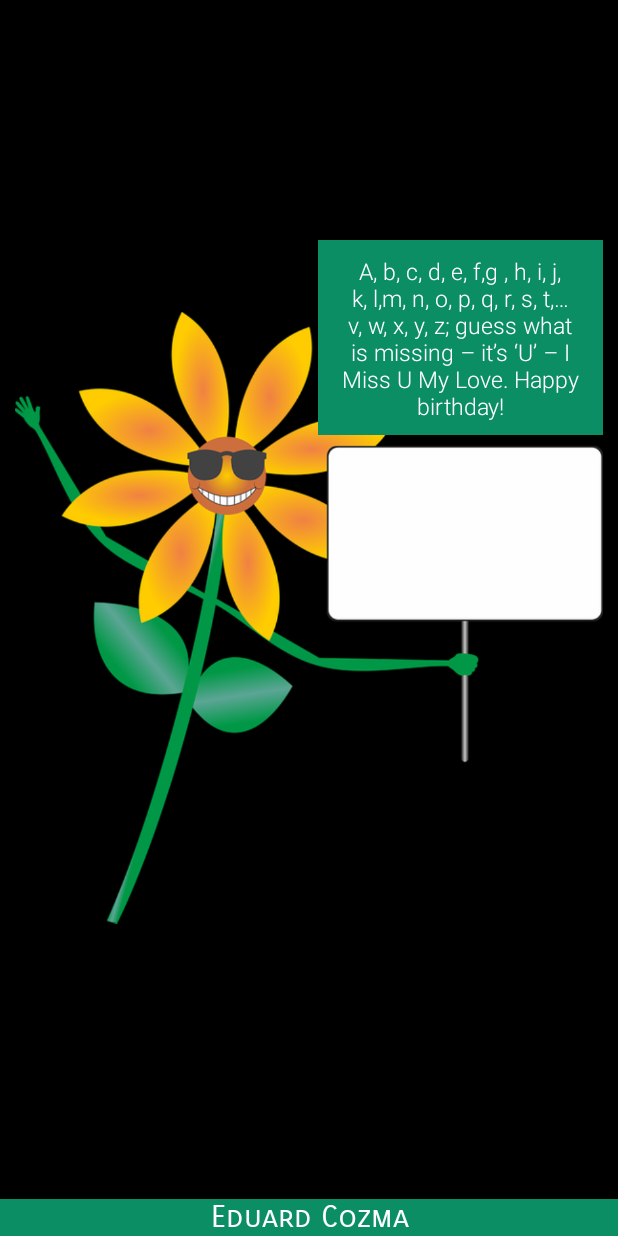
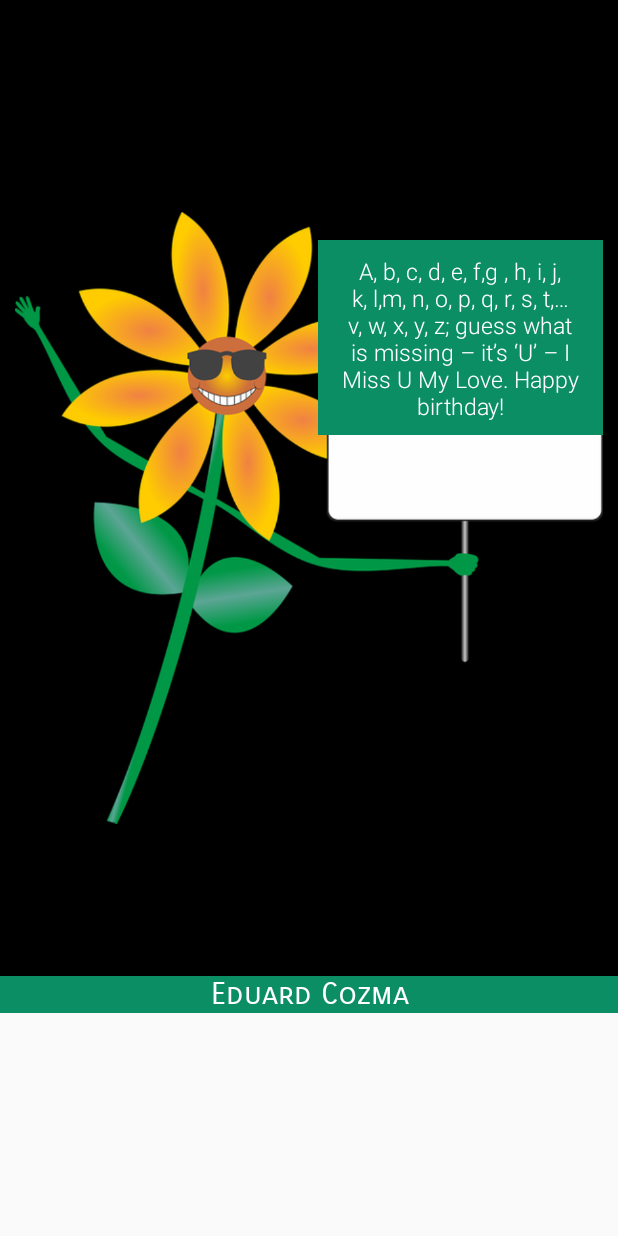
Before and after one commit to mecozma/birthdayApp, an Android app: the layout activity_main.xml on its own in the app's theme, with its tools: preview values and no code run, on a phone screen of 412 x 824 dp. Run offline under Robolectric (Android 15) with nearby library versions, the phone set to English and light mode, and no system bars.

Commit message:
Wrapped the code in ScrollView

```diff
--- a/app/src/main/res/layout/activity_main.xml
+++ b/app/src/main/res/layout/activity_main.xml
@@ -1,43 +1,53 @@
 <?xml version="1.0" encoding="utf-8"?>
-<RelativeLayout
-    xmlns:android="http://schemas.android.com/apk/res/android"
+<ScrollView xmlns:android="http://schemas.android.com/apk/res/android"
     xmlns:tools="http://schemas.android.com/tools"
     android:layout_width="match_parent"
     android:layout_height="match_parent"
-    tools:context=".MainActivity"
-    android:background="#000">
+    android:orientation="vertical"
+    android:fillViewport="false">
+
+    <RelativeLayout
+        android:layout_width="match_parent"
+        android:layout_height="wrap_content"
+        android:background="#000"
+        tools:context=".MainActivity">
 
         <ImageView
-        android:contentDescription="@string/img_description"
             android:layout_width="match_parent"
             android:layout_height="match_parent"
+            android:layout_alignParentBottom="true"
+            android:layout_alignParentLeft="true"
+            android:layout_alignParentStart="true"
+            android:layout_marginBottom="15dp"
+            android:contentDescription="@string/img_description"
+            android:padding="10dp"
             android:scaleType="centerInside"
-        android:src="@drawable/flower"
-        android:padding="10dp"/>
+            android:src="@drawable/flower" />
 
         <TextView
             android:id="@+id/title_text_view"
             android:layout_width="190dp"
             android:layout_height="130dp"
+            android:layout_alignParentRight="true"
+            android:layout_marginRight="10dp"
+            android:layout_marginTop="160dp"
+            android:background="@color/greenBackground"
+            android:fontFamily="sans-serif-light"
+            android:padding="10dp"
             android:text="@string/greeting"
-        android:layout_alignParentRight="true"
-        android:layout_marginTop="160dp"
-        android:layout_marginRight="10dp"
-        android:padding="10dp"
+            android:textAlignment="center"
             android:textColor="@color/whiteText"
-        android:background="@color/greenBackground"
-        android:textSize="15sp"
-        android:textAlignment="center"
-        android:fontFamily="sans-serif-light"/>
+            android:textSize="15sp" />
 
         <TextView
             android:layout_width="match_parent"
             android:layout_height="wrap_content"
+            android:layout_alignParentBottom="true"
+            android:background="@color/greenBackground"
+            android:fontFamily="sans-serif-smallcaps"
             android:text="@string/name"
+            android:textAlignment="center"
             android:textColor="@color/whiteText"
-        android:background="@color/greenBackground"
-        android:layout_alignParentBottom="true"
-        android:textSize="20sp"
-        android:textAlignment="center"
-        android:fontFamily="sans-serif-smallcaps"/>
+            android:textSize="20sp" />
     </RelativeLayout>
+</ScrollView>
```
Lines whose indentation alone changed are shown as unchanged.
